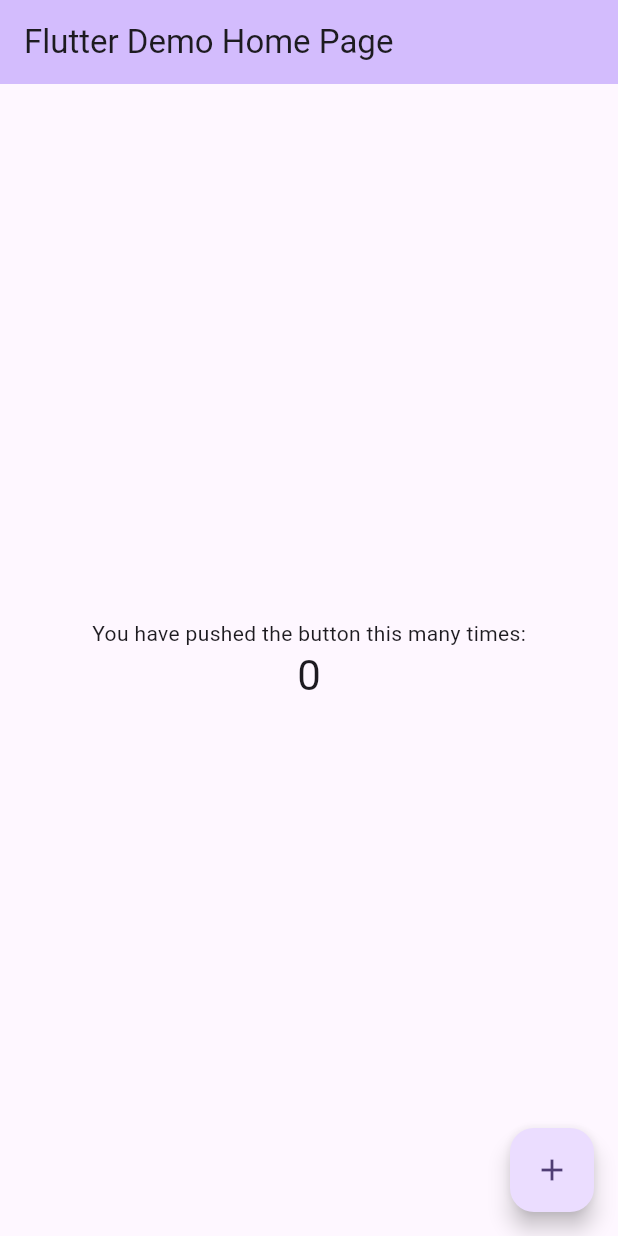
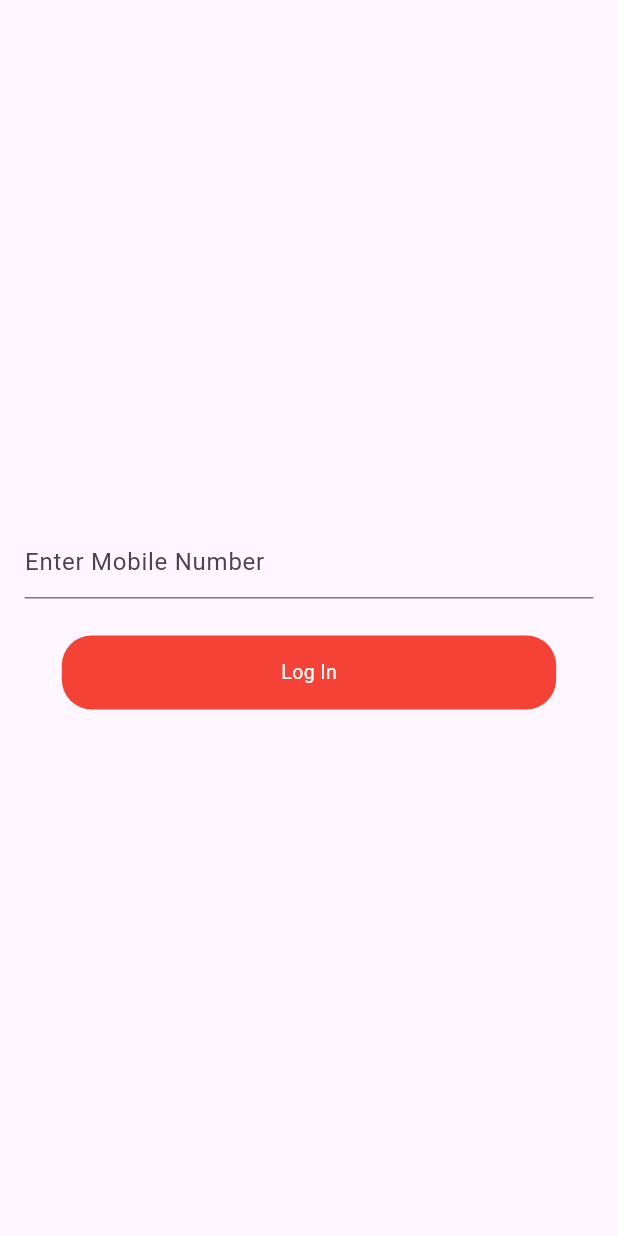
Before and after one commit to Avinash174/Firebase, a Flutter app: the screen it shows after launch, on a phone screen of 412 x 824 dp. Run offline on Flutter 3.47's test engine with Material 3 defaults, Android fonts, the phone set to English and light mode, and no system bars.

Commit message:
new changes done

```diff
--- /dev/null
+++ b/lib/auth/phone_number.dart
@@ -0,0 +1,55 @@
+import 'package:flutter/material.dart';
+
+class MobileNumber extends StatefulWidget {
+  const MobileNumber({super.key});
+
+  @override
+  State<MobileNumber> createState() => _MobileNumberState();
+}
+
+class _MobileNumberState extends State<MobileNumber> {
+  @override
+  Widget build(BuildContext context) {
+    final height = MediaQuery.sizeOf(context).height * 1;
+    final width = MediaQuery.sizeOf(context).width * 1;
+    final phoneNumberController = TextEditingController();
+    return Scaffold(
+      body: Padding(
+        padding: EdgeInsets.symmetric(horizontal: height * .02),
+        child: Column(
+          mainAxisAlignment: MainAxisAlignment.center,
+          children: [
+            TextFormField(
+              controller: phoneNumberController,
+              decoration: const InputDecoration(
+                hintText: "Enter Mobile Number",
+              ),
+            ),
+            SizedBox(
+              height: height * .03,
+            ),
+            InkWell(
+              onTap: () {},
+              child: Container(
+                height: height * .06,
+                width: width * .8,
+                decoration: BoxDecoration(
+                  color: Colors.red,
+                  borderRadius: BorderRadius.circular(20),
+                ),
+                child: const Center(
+                    child: Text(
+                  'Log In',
+                  style: TextStyle(
+                    fontSize: 13,
+                    color: Colors.white,
+                  ),
+                )),
+              ),
+            ),
+          ],
+        ),
+      ),
+    );
+  }
+}
--- /dev/null
+++ b/lib/auth/verify_screen.dart
@@ -0,0 +1,23 @@
+import 'package:flutter/material.dart';
+
+class VerifyOtpScreen extends StatefulWidget {
+  const VerifyOtpScreen({super.key});
+
+  @override
+  State<VerifyOtpScreen> createState() => _VerifyOtpScreenState();
+}
+
+class _VerifyOtpScreenState extends State<VerifyOtpScreen> {
+  @override
+  Widget build(BuildContext context) {
+    return Scaffold(
+      appBar: AppBar(
+        title: Text(
+          'Verify Screen',
+        ),
+        centerTitle: true,
+      ),
+      body: Column(),
+    );
+  }
+}
--- a/lib/main.dart
+++ b/lib/main.dart
@@ -1,3 +1,4 @@
+import 'package:firebase/auth/phone_number.dart';
 import 'package:flutter/material.dart';
 
 void main() {
@@ -15,7 +16,7 @@ class MyApp extends StatelessWidget {
       title: 'Flutter Demo',
       theme: ThemeData(
         // This is the theme of your application.
-        //
+
         // TRY THIS: Try running your application with "flutter run". You'll see
         // the application has a purple toolbar. Then, without quitting the app,
         // try changing the seedColor in the colorScheme below to Colors.green
@@ -32,7 +33,7 @@ class MyApp extends StatelessWidget {
         colorScheme: ColorScheme.fromSeed(seedColor: Colors.deepPurple),
         useMaterial3: true,
       ),
-      home: const MyHomePage(title: 'Flutter Demo Home Page'),
+      home: const MobileNumber(),
     );
   }
 }
```
